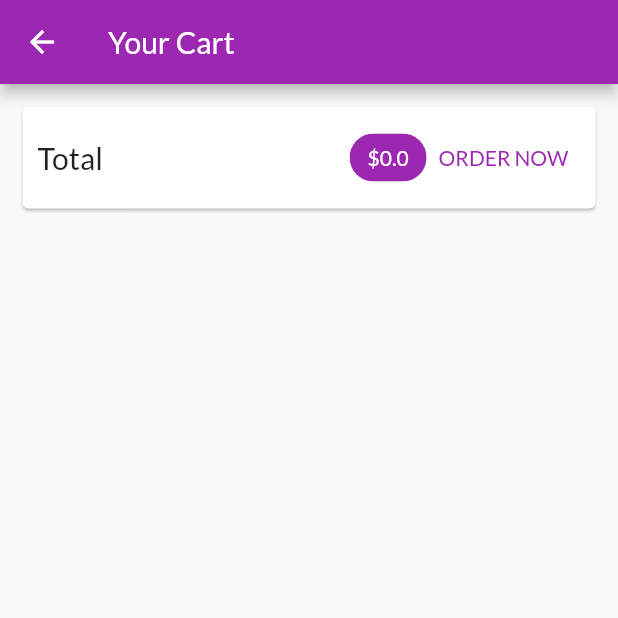
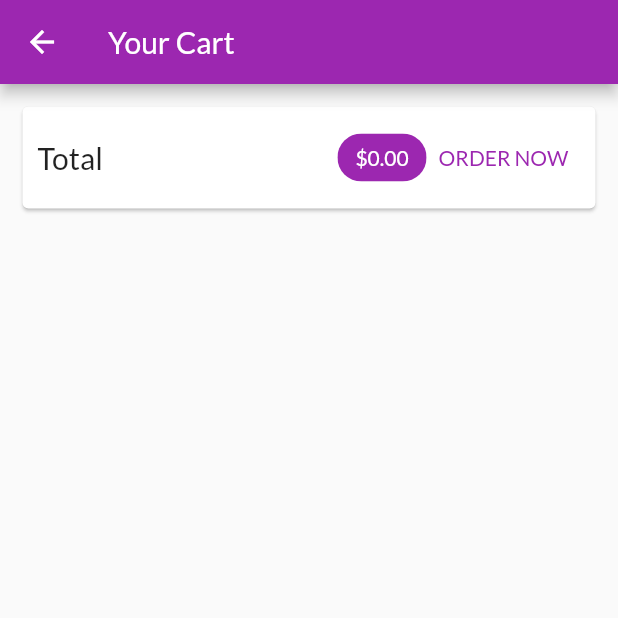
Before and after one commit to faridullah1/shopping_app, a Flutter app: the CartScreen screen opened by its route, after a tap on "ORDER NOW", on a phone screen of 412 x 824 dp, the top half of it. Run offline on Flutter 3.47's test engine with Material 2 defaults, Android fonts, the phone set to English and light mode, and no system bars; network calls fail.

Commit message:
submit order

```diff
--- a/lib/providers/cart.dart
+++ b/lib/providers/cart.dart
@@ -15,7 +15,7 @@ class CartItem {
 }
 
 class Cart with ChangeNotifier {
-  final Map<String, CartItem> _items = {};
+  Map<String, CartItem> _items = {};
 
   Map<String, CartItem> get items {
     return {..._items};
@@ -65,4 +65,9 @@ class Cart with ChangeNotifier {
     _items.remove(productId);
     notifyListeners();
   }
+
+  void clear() {
+    _items = {};
+    notifyListeners();
+  }
 }
--- /dev/null
+++ b/lib/providers/orders.dart
@@ -0,0 +1,38 @@
+import 'package:flutter/material.dart';
+import '../providers/cart.dart';
+
+class OrderItem {
+  final String id;
+  final double amount;
+  final List<CartItem> products;
+  final DateTime dateTime;
+
+  OrderItem({
+    required this.id,
+    required this.amount,
+    required this.products,
+    required this.dateTime,
+  });
+}
+
+class Orders with ChangeNotifier {
+  final List<OrderItem> _items = [];
+
+  List<OrderItem> get items {
+    return [..._items];
+  }
+
+  void addItem(List<CartItem> products, double total) {
+    _items.insert(
+      0,
+      OrderItem(
+        id: DateTime.now().toString(),
+        amount: total,
+        products: products,
+        dateTime: DateTime.now(),
+      ),
+    );
+
+    notifyListeners();
+  }
+}
--- a/lib/screens/cart_screen.dart
+++ b/lib/screens/cart_screen.dart
@@ -1,5 +1,6 @@
 import 'package:flutter/material.dart';
 import 'package:provider/provider.dart';
+import '../providers/orders.dart';
 import '../providers/cart.dart';
 import '../widgets/cart_item.dart';
 
@@ -26,13 +27,17 @@ class CartScreen extends StatelessWidget {
                 const Spacer(),
                 Chip(
                   label: Text(
-                    '\$${cart.totalAmount}',
+                    '\$${cart.totalAmount.toStringAsFixed(2)}',
                     style: const TextStyle(color: Colors.white),
                   ),
                   backgroundColor: Theme.of(context).colorScheme.primary,
                 ),
                 TextButton(
-                  onPressed: () => {},
+                  onPressed: () => {
+                    Provider.of<Orders>(context, listen: false)
+                        .addItem(cart.items.values.toList(), cart.totalAmount),
+                    cart.clear()
+                  },
                   child: const Text('ORDER NOW'),
                 ),
               ],
--- /dev/null
+++ b/lib/screens/orders_screen.dart
@@ -0,0 +1,30 @@
+import 'package:flutter/material.dart';
+import 'package:provider/provider.dart';
+
+import '../providers/orders.dart';
+import '../widgets/order_item.dart';
+import '../widgets/drawer.dart';
+
+class OrdersScreen extends StatelessWidget {
+  static const routeName = 'orders';
+
+  const OrdersScreen({super.key});
+
+  @override
+  Widget build(BuildContext context) {
+    final orderContainer = Provider.of<Orders>(context);
+
+    return Scaffold(
+      appBar: AppBar(
+        title: const Text('Your Orders'),
+      ),
+      drawer: const AppDrawer(),
+      body: ListView.builder(
+        itemBuilder: (ctx, i) => OrderItemWidget(
+          order: orderContainer.items[i],
+        ),
+        itemCount: orderContainer.items.length,
+      ),
+    );
+  }
+}
--- a/lib/screens/products_overview_screen.dart
+++ b/lib/screens/products_overview_screen.dart
@@ -1,5 +1,6 @@
 import 'package:flutter/material.dart';
 import 'package:provider/provider.dart';
+import 'package:shopping_app/widgets/drawer.dart';
 import '../providers/cart.dart';
 import '../screens/cart_screen.dart';
 import '../widgets/products_grid.dart';
@@ -60,6 +61,7 @@ class _ProductOverviewScreenState extends State<ProductOverviewScreen> {
           )
         ],
       ),
+      drawer: const AppDrawer(),
       body: ProductsGrid(
         isFav: _showFavouritesOnly,
       ),
--- /dev/null
+++ b/lib/widgets/order_item.dart
@@ -0,0 +1,69 @@
+import 'dart:math';
+
+import 'package:flutter/material.dart';
+import 'package:intl/intl.dart';
+import '../providers/orders.dart';
+
+class OrderItemWidget extends StatefulWidget {
+  final OrderItem order;
+
+  const OrderItemWidget({super.key, required this.order});
+
+  @override
+  State<OrderItemWidget> createState() => _OrderItemWidgetState();
+}
+
+class _OrderItemWidgetState extends State<OrderItemWidget> {
+  var _expanded = false;
+
+  @override
+  Widget build(BuildContext context) {
+    return Card(
+      margin: const EdgeInsets.all(10),
+      child: Column(children: [
+        ListTile(
+          title: Text('\$${widget.order.amount}'),
+          subtitle: Text(
+            DateFormat('dd/MM/yyyy hh:mm').format(widget.order.dateTime),
+          ),
+          trailing: IconButton(
+            icon: Icon(_expanded ? Icons.expand_less : Icons.expand_more),
+            onPressed: () => {setState(() => _expanded = !_expanded)},
+          ),
+        ),
+        if (_expanded)
+          Container(
+            padding: const EdgeInsets.symmetric(horizontal: 14, vertical: 4),
+            height: min(widget.order.products.length * 20.0 * 10, 100),
+            child: ListView(
+              children: [
+                ...widget.order.products
+                    .map(
+                      (product) => Row(
+                        mainAxisAlignment: MainAxisAlignment.spaceBetween,
+                        children: [
+                          Text(
+                            product.title,
+                            style: const TextStyle(
+                              fontWeight: FontWeight.bold,
+                              fontSize: 18,
+                            ),
+                          ),
+                          Text(
+                            '${product.quantity}x \$${product.price}',
+                            style: const TextStyle(
+                              color: Colors.grey,
+                              fontSize: 18,
+                            ),
+                          )
+                        ],
+                      ),
+                    )
+                    .toList()
+              ],
+            ),
+          ),
+      ]),
+    );
+  }
+}
--- a/pubspec.yaml
+++ b/pubspec.yaml
@@ -30,6 +30,8 @@ environment:
 dependencies:
   flutter:
     sdk: flutter
+  provider: ^6.0.5
+  intl: ^0.18.1
 
 
   # The following adds the Cupertino Icons font to your application.
@@ -39,7 +41,6 @@ dependencies:
 dev_dependencies:
   flutter_test:
     sdk: flutter
-  provider: ^6.0.5
 
   # The "flutter_lints" package below contains a set of recommended lints to
   # encourage good coding practices. The lint set provided by the package is
```
Also changed, not shown: lib/main.dart (+5 -2 lines), lib/widgets/drawer.dart (added, +30 -0 lines), pubspec.lock.
